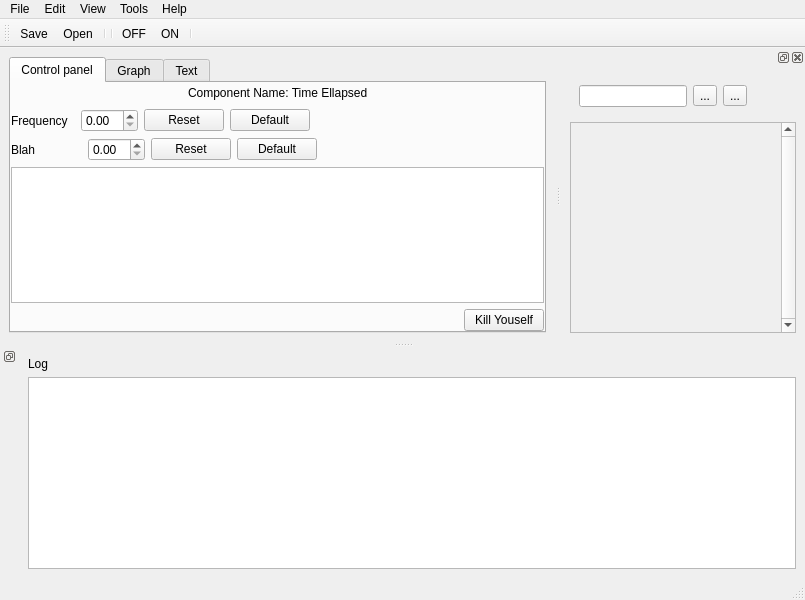
The window that prueba1/cobraUI2.ui (pbustos/cobra) describes before a commit, drawn with Qt 5.
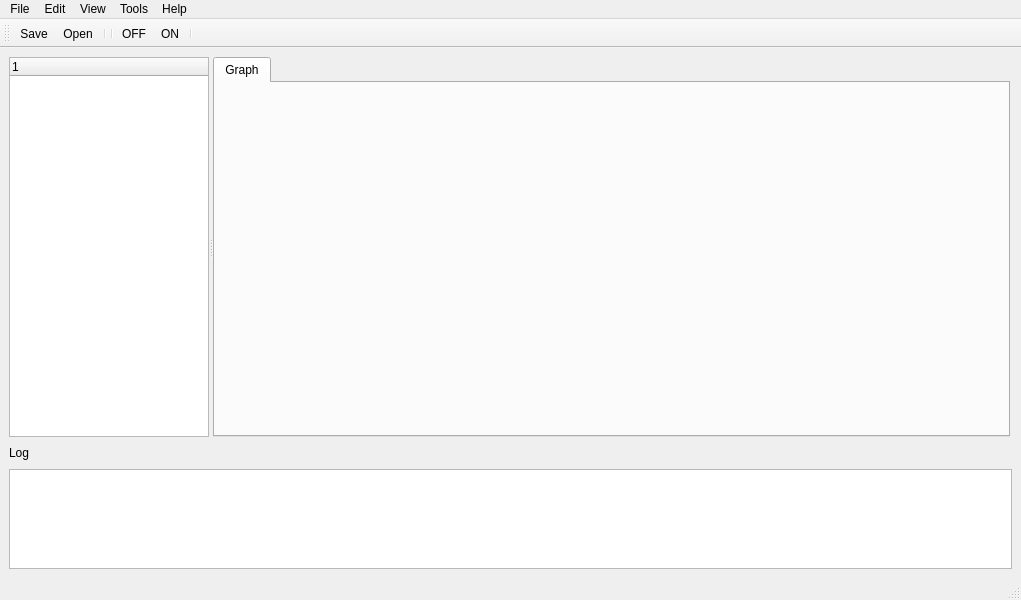
The same window after the commit. The open tabs and pages were chosen to show the change. Icons and pictures are not drawn.

The edit to the form file:
```diff
--- a/prueba1/cobraUI2.ui
+++ b/prueba1/cobraUI2.ui
@@ -6,7 +6,7 @@
    <rect>
     <x>0</x>
     <y>0</y>
-    <width>805</width>
+    <width>1021</width>
     <height>600</height>
    </rect>
   </property>
@@ -26,229 +26,117 @@
    <string>MainWindow</string>
   </property>
   <widget class="QWidget" name="centralwidget">
-   <layout class="QGridLayout" name="gridLayout">
-    <item row="0" column="0">
-     <widget class="QTabWidget" name="tabWidget">
-      <property name="maximumSize">
-       <size>
-        <width>16777215</width>
-        <height>16777215</height>
-       </size>
+   <layout class="QVBoxLayout" name="verticalLayout_2">
+    <item>
+     <widget class="QSplitter" name="splitter">
+      <property name="orientation">
+       <enum>Qt::Horizontal</enum>
       </property>
-      <property name="currentIndex">
-       <number>1</number>
-      </property>
-      <widget class="QWidget" name="tab">
-       <attribute name="title">
-        <string>Control panel</string>
-       </attribute>
-       <layout class="QGridLayout" name="gridLayout_4">
-        <property name="margin">
-         <number>0</number>
+      <widget class="QTreeWidget" name="treeWidget_3">
+       <property name="sizePolicy">
+        <sizepolicy hsizetype="Minimum" vsizetype="Expanding">
+         <horstretch>0</horstretch>
+         <verstretch>0</verstretch>
+        </sizepolicy>
+       </property>
+       <property name="maximumSize">
+        <size>
+         <width>200</width>
+         <height>16777215</height>
+        </size>
+       </property>
+       <column>
+        <property name="text">
+         <string notr="true">1</string>
         </property>
-        <item row="0" column="0">
-         <layout class="QVBoxLayout" name="verticalLayout_3">
-          <item>
-           <layout class="QHBoxLayout" name="horizontalLayout_5">
-            <item>
-             <spacer name="horizontalSpacer_5">
-              <property name="orientation">
-               <enum>Qt::Horizontal</enum>
-              </property>
-              <property name="sizeHint" stdset="0">
-               <size>
-                <width>40</width>
-                <height>20</height>
-               </size>
-              </property>
-             </spacer>
-            </item>
-            <item>
-             <widget class="QLabel" name="label_4">
-              <property name="text">
-               <string>Component Name: Time Ellapsed</string>
-              </property>
-             </widget>
-            </item>
-            <item>
-             <spacer name="horizontalSpacer_6">
-              <property name="orientation">
-               <enum>Qt::Horizontal</enum>
-              </property>
-              <property name="sizeHint" stdset="0">
-               <size>
-                <width>40</width>
-                <height>20</height>
-               </size>
-              </property>
-             </spacer>
-            </item>
-           </layout>
-          </item>
-          <item>
-           <layout class="QHBoxLayout" name="horizontalLayout_3">
-            <item>
-             <widget class="QLabel" name="label_2">
-              <property name="text">
-               <string>Frequency  </string>
-              </property>
-             </widget>
-            </item>
-            <item>
-             <widget class="QDoubleSpinBox" name="doubleSpinBox"/>
-            </item>
-            <item>
-             <widget class="QPushButton" name="pushButton_2">
-              <property name="text">
-               <string>Reset</string>
-              </property>
-             </widget>
-            </item>
-            <item>
-             <widget class="QPushButton" name="pushButton">
-              <property name="text">
-               <string>Default</string>
-              </property>
-             </widget>
-            </item>
-            <item>
-             <spacer name="horizontalSpacer_3">
-              <property name="orientation">
-               <enum>Qt::Horizontal</enum>
-              </property>
-              <property name="sizeHint" stdset="0">
-               <size>
-                <width>40</width>
-                <height>20</height>
-               </size>
-              </property>
-             </spacer>
-            </item>
-           </layout>
-          </item>
-          <item>
-           <layout class="QHBoxLayout" name="horizontalLayout_4">
-            <item>
-             <widget class="QLabel" name="label_3">
-              <property name="text">
-               <string>Blah              </string>
-              </property>
-             </widget>
-            </item>
-            <item>
-             <widget class="QDoubleSpinBox" name="doubleSpinBox_2"/>
-            </item>
-            <item>
-             <widget class="QPushButton" name="pushButton_3">
-              <property name="text">
-               <string>Reset</string>
-              </property>
-             </widget>
-            </item>
-            <item>
-             <widget class="QPushButton" name="pushButton_4">
-              <property name="text">
-               <string>Default</string>
-              </property>
-             </widget>
-            </item>
-            <item>
-             <spacer name="horizontalSpacer_4">
-              <property name="orientation">
-               <enum>Qt::Horizontal</enum>
-              </property>
-              <property name="sizeHint" stdset="0">
-               <size>
-                <width>40</width>
-                <height>20</height>
-               </size>
-              </property>
-             </spacer>
-            </item>
-           </layout>
-          </item>
-          <item>
-           <widget class="QTextBrowser" name="textBrowser_2"/>
-          </item>
-          <item>
-           <layout class="QHBoxLayout" name="horizontalLayout_6">
-            <item>
-             <spacer name="horizontalSpacer_7">
-              <property name="orientation">
-               <enum>Qt::Horizontal</enum>
-              </property>
-              <property name="sizeHint" stdset="0">
-               <size>
-                <width>40</width>
-                <height>20</height>
-               </size>
-              </property>
-             </spacer>
-            </item>
-            <item>
-             <widget class="QPushButton" name="pushButton_6">
-              <property name="text">
-               <string>Kill Youself</string>
-              </property>
-             </widget>
-            </item>
-           </layout>
-          </item>
-          <item>
-           <spacer name="verticalSpacer_3">
-            <property name="orientation">
-             <enum>Qt::Vertical</enum>
-            </property>
-            <property name="sizeHint" stdset="0">
-             <size>
-              <width>20</width>
-              <height>40</height>
-             </size>
-            </property>
-           </spacer>
-          </item>
-         </layout>
-        </item>
-       </layout>
+       </column>
       </widget>
-      <widget class="QWidget" name="tab_3">
-       <attribute name="title">
-        <string>Graph</string>
-       </attribute>
-       <layout class="QGridLayout" name="gridLayout_5">
-        <item row="1" column="0">
-         <widget class="QFrame" name="frame">
-          <property name="frameShape">
-           <enum>QFrame::StyledPanel</enum>
-          </property>
-          <property name="frameShadow">
-           <enum>QFrame::Raised</enum>
-          </property>
-          <layout class="QGridLayout" name="gridLayout_8"/>
-         </widget>
-        </item>
-       </layout>
-      </widget>
-      <widget class="QWidget" name="tab_2">
-       <attribute name="title">
-        <string>Text</string>
-       </attribute>
-       <layout class="QVBoxLayout" name="verticalLayout_2" stretch="0">
-        <property name="spacing">
-         <number>0</number>
-        </property>
-        <property name="margin">
-         <number>0</number>
-        </property>
-        <item>
-         <widget class="QWidget" name="widget_2" native="true">
-          <layout class="QHBoxLayout" name="horizontalLayout_2"/>
-         </widget>
-        </item>
-       </layout>
+      <widget class="QTabWidget" name="tabWidget">
+       <property name="sizePolicy">
+        <sizepolicy hsizetype="Expanding" vsizetype="Maximum">
+         <horstretch>0</horstretch>
+         <verstretch>0</verstretch>
+        </sizepolicy>
+       </property>
+       <property name="maximumSize">
+        <size>
+         <width>797</width>
+         <height>16777215</height>
+        </size>
+       </property>
+       <property name="currentIndex">
+        <number>0</number>
+       </property>
+       <widget class="QWidget" name="tab_1">
+        <attribute name="title">
+         <string>Graph</string>
+        </attribute>
+        <layout class="QFormLayout" name="formLayout_3">
+         <property name="fieldGrowthPolicy">
+          <enum>QFormLayout::AllNonFixedFieldsGrow</enum>
+         </property>
+         <item row="0" column="0">
+          <widget class="QFrame" name="frame">
+           <property name="frameShape">
+            <enum>QFrame::StyledPanel</enum>
+           </property>
+           <property name="frameShadow">
+            <enum>QFrame::Raised</enum>
+           </property>
+          </widget>
+         </item>
+        </layout>
+       </widget>
       </widget>
      </widget>
     </item>
+    <item>
+     <layout class="QVBoxLayout" name="verticalLayout">
+      <item>
+       <widget class="QLabel" name="label">
+        <property name="sizePolicy">
+         <sizepolicy hsizetype="Preferred" vsizetype="Minimum">
+          <horstretch>0</horstretch>
+          <verstretch>0</verstretch>
+         </sizepolicy>
+        </property>
+        <property name="maximumSize">
+         <size>
+          <width>16777215</width>
+          <height>20</height>
+         </size>
+        </property>
+        <property name="text">
+         <string>Log</string>
+        </property>
+       </widget>
+      </item>
+      <item>
+       <widget class="QTextBrowser" name="textBrowser">
+        <property name="sizePolicy">
+         <sizepolicy hsizetype="Expanding" vsizetype="Minimum">
+          <horstretch>0</horstretch>
+          <verstretch>0</verstretch>
+         </sizepolicy>
+        </property>
+        <property name="maximumSize">
+         <size>
+          <width>16777215</width>
+          <height>100</height>
+         </size>
+        </property>
+        <property name="font">
+         <font>
+          <pointsize>12</pointsize>
+          <weight>50</weight>
+          <italic>false</italic>
+          <bold>false</bold>
+         </font>
+        </property>
+       </widget>
+      </item>
+     </layout>
+    </item>
    </layout>
   </widget>
   <widget class="QMenuBar" name="menubar">
@@ -256,7 +144,7 @@
     <rect>
      <x>0</x>
      <y>0</y>
-     <width>805</width>
+     <width>1021</width>
      <height>25</height>
     </rect>
    </property>
@@ -357,151 +245,6 @@
    <addaction name="actionON"/>
    <addaction name="separator"/>
   </widget>
-  <widget class="QDockWidget" name="dockWidget">
-   <property name="sizePolicy">
-    <sizepolicy hsizetype="Fixed" vsizetype="Fixed">
-     <horstretch>0</horstretch>
-     <verstretch>0</verstretch>
-    </sizepolicy>
-   </property>
-   <property name="minimumSize">
-    <size>
-     <width>121</width>
-     <height>144</height>
-    </size>
-   </property>
-   <property name="features">
-    <set>QDockWidget::DockWidgetFloatable|QDockWidget::DockWidgetMovable|QDockWidget::DockWidgetVerticalTitleBar</set>
-   </property>
-   <attribute name="dockWidgetArea">
-    <number>8</number>
-   </attribute>
-   <widget class="QWidget" name="dockWidgetContents">
-    <layout class="QGridLayout" name="gridLayout_3">
-     <item row="2" column="0">
-      <widget class="QTextBrowser" name="textBrowser">
-       <property name="font">
-        <font>
-         <pointsize>12</pointsize>
-         <weight>50</weight>
-         <italic>false</italic>
-         <bold>false</bold>
-        </font>
-       </property>
-      </widget>
-     </item>
-     <item row="0" column="0">
-      <widget class="QLabel" name="label">
-       <property name="text">
-        <string>Log</string>
-       </property>
-      </widget>
-     </item>
-    </layout>
-   </widget>
-  </widget>
-  <widget class="QDockWidget" name="dockWidget_2">
-   <attribute name="dockWidgetArea">
-    <number>2</number>
-   </attribute>
-   <widget class="QWidget" name="dockWidgetContents_2">
-    <layout class="QGridLayout" name="gridLayout_2">
-     <item row="0" column="0">
-      <widget class="QWidget" name="widget" native="true">
-       <layout class="QGridLayout" name="gridLayout_6">
-        <item row="0" column="0">
-         <layout class="QHBoxLayout" name="horizontalLayout">
-          <item>
-           <widget class="QLineEdit" name="lineEdit">
-            <property name="text">
-             <string/>
-            </property>
-           </widget>
-          </item>
-          <item>
-           <widget class="QToolButton" name="toolButton_2">
-            <property name="toolTip">
-             <string>Search Component</string>
-            </property>
-            <property name="text">
-             <string>...</string>
-            </property>
-            <property name="icon">
-             <iconset>
-              <normaloff>../../../../../opt/robocomp/share/rcmanager/1465608687_search.png</normaloff>../../../../../opt/robocomp/share/rcmanager/1465608687_search.png</iconset>
-            </property>
-           </widget>
-          </item>
-          <item>
-           <widget class="QToolButton" name="toolButton">
-            <property name="toolTip">
-             <string>Add new component</string>
-            </property>
-            <property name="text">
-             <string>...</string>
-            </property>
-            <property name="icon">
-             <iconset>
-              <normaloff>../../../../../opt/robocomp/share/rcmanager/1465594390_sign-add.png</normaloff>../../../../../opt/robocomp/share/rcmanager/1465594390_sign-add.png</iconset>
-            </property>
-           </widget>
-          </item>
-          <item>
-           <spacer name="horizontalSpacer">
-            <property name="orientation">
-             <enum>Qt::Horizontal</enum>
-            </property>
-            <property name="sizeHint" stdset="0">
-             <size>
-              <width>40</width>
-              <height>20</height>
-             </size>
-            </property>
-           </spacer>
-          </item>
-         </layout>
-        </item>
-       </layout>
-      </widget>
-     </item>
-     <item row="1" column="0">
-      <widget class="QScrollArea" name="scrollArea">
-       <property name="verticalScrollBarPolicy">
-        <enum>Qt::ScrollBarAlwaysOn</enum>
-       </property>
-       <property name="widgetResizable">
-        <bool>true</bool>
-       </property>
-       <widget class="QWidget" name="scrollAreaWidgetContents">
-        <property name="geometry">
-         <rect>
-          <x>0</x>
-          <y>0</y>
-          <width>236</width>
-          <height>176</height>
-         </rect>
-        </property>
-        <layout class="QVBoxLayout" name="verticalLayout">
-         <item>
-          <spacer name="verticalSpacer">
-           <property name="orientation">
-            <enum>Qt::Vertical</enum>
-           </property>
-           <property name="sizeHint" stdset="0">
-            <size>
-             <width>20</width>
-             <height>40</height>
-            </size>
-           </property>
-          </spacer>
-         </item>
-        </layout>
-       </widget>
-      </widget>
-     </item>
-    </layout>
-   </widget>
-  </widget>
   <action name="actionOpen">
    <property name="icon">
     <iconset>
```
